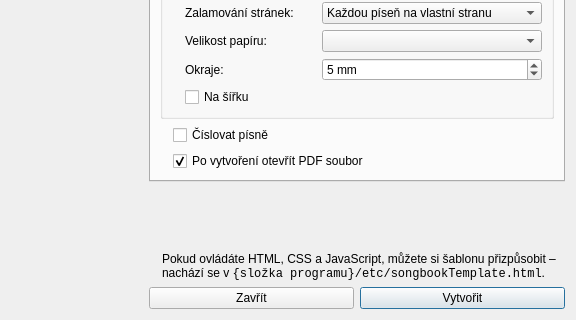
This is src/importexport/documentgenerationdialog.ui in CZDanol/StrawLumen as Qt 5 draws it before an edit; both pictures show x 420 to 996 and y 298 to 618 of the 996 by 618 pixel window. The edited form follows.
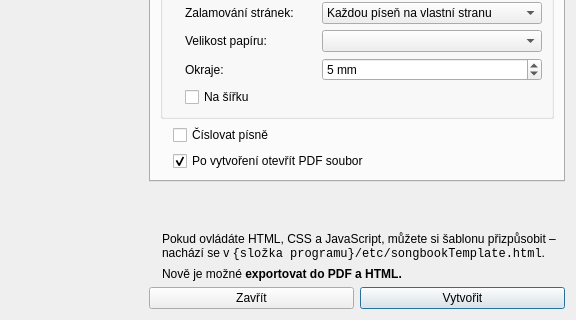
This is the edited form. Icons and pictures are not drawn. Custom widgets are drawn as their Qt base class.

```diff
--- a/src/importexport/documentgenerationdialog.ui
+++ b/src/importexport/documentgenerationdialog.ui
@@ -518,6 +518,33 @@
         </item>
        </layout>
       </item>
+      <item>
+       <layout class="QHBoxLayout" name="horizontalLayout_3">
+        <item>
+         <widget class="QLabel" name="label_21">
+          <property name="sizePolicy">
+           <sizepolicy hsizetype="Maximum" vsizetype="Preferred">
+            <horstretch>0</horstretch>
+            <verstretch>0</verstretch>
+           </sizepolicy>
+          </property>
+          <property name="pixmap">
+           <pixmap resource="../../res/resources.qrc">:/icons/16/Info_16px.png</pixmap>
+          </property>
+         </widget>
+        </item>
+        <item>
+         <widget class="QLabel" name="label_22">
+          <property name="text">
+           <string>&lt;html&gt;&lt;head/&gt;&lt;body&gt;&lt;p&gt;Nově je možné &lt;span style=&quot; font-weight:700;&quot;&gt;exportovat do PDF a HTML.&lt;/span&gt;&lt;/p&gt;&lt;/body&gt;&lt;/html&gt;</string>
+          </property>
+          <property name="wordWrap">
+           <bool>true</bool>
+          </property>
+         </widget>
+        </item>
+       </layout>
+      </item>
       <item>
        <layout class="QHBoxLayout" name="horizontalLayout_2">
         <item>
```
